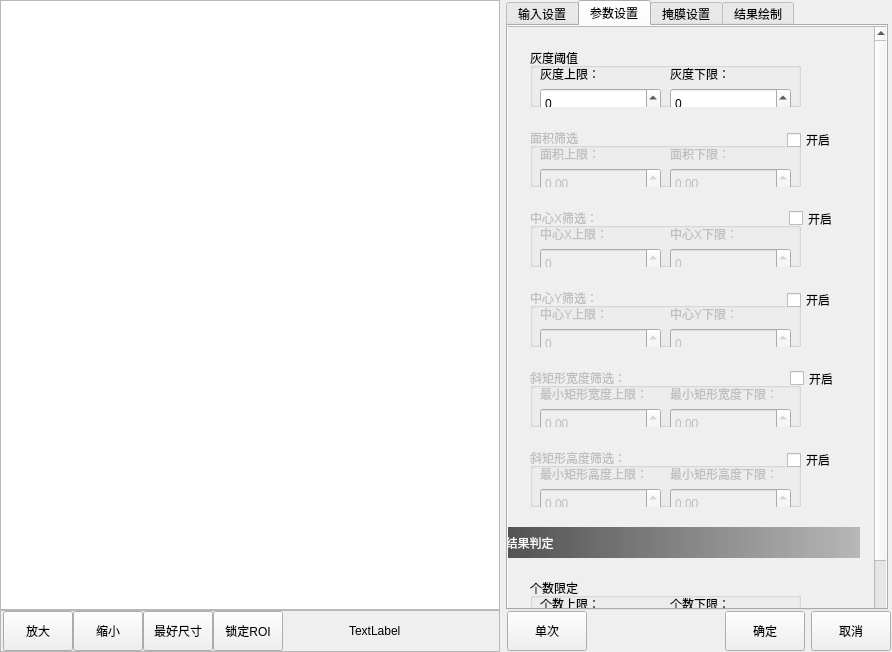
This is CMvVisionParamWidget/CMvVisionParamWidget/formFiles/CMvBlobRapidDetection.ui in OrangLBlue/QtUI_For_Work as Qt 5 draws it before an edit. The edited form follows.
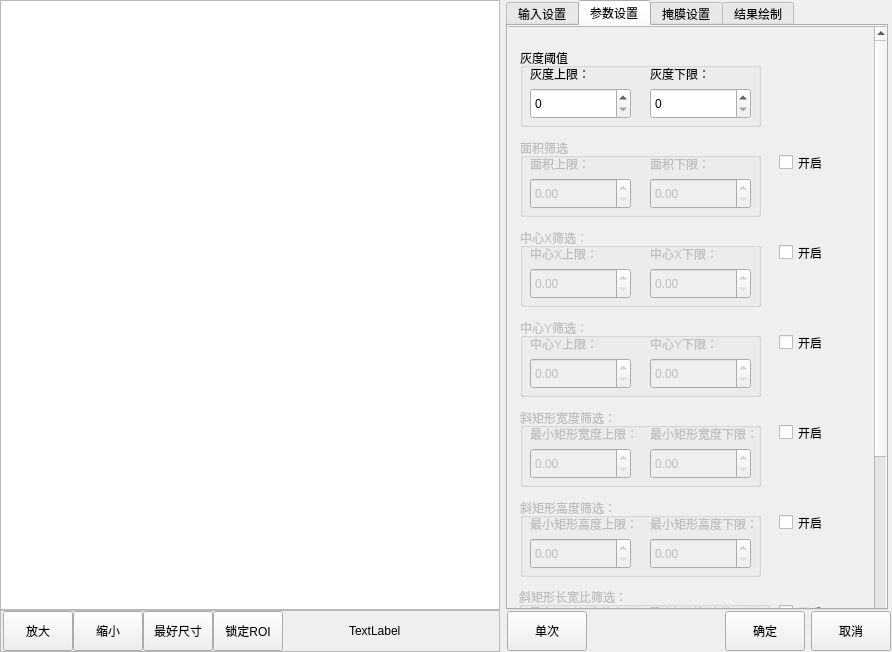
This is the edited form. The open tabs and pages were chosen to show the change.

Patch:
```diff
--- a/CMvVisionParamWidget/CMvVisionParamWidget/formFiles/CMvBlobRapidDetection.ui
+++ b/CMvVisionParamWidget/CMvVisionParamWidget/formFiles/CMvBlobRapidDetection.ui
@@ -210,7 +210,7 @@
         </size>
        </property>
        <property name="currentIndex">
-        <number>0</number>
+        <number>1</number>
        </property>
        <widget class="QWidget" name="tab">
         <attribute name="title">
@@ -315,6 +315,11 @@
            <string>正方形</string>
           </property>
          </item>
+         <item>
+          <property name="text">
+           <string>斜矩形</string>
+          </property>
+         </item>
          <item>
           <property name="text">
            <string>圆形</string>
@@ -482,66 +487,331 @@
           <property name="geometry">
            <rect>
             <x>0</x>
-            <y>-141</y>
+            <y>-126</y>
             <width>372</width>
-            <height>800</height>
+            <height>1000</height>
            </rect>
           </property>
           <property name="minimumSize">
            <size>
             <width>0</width>
-            <height>800</height>
+            <height>1000</height>
            </size>
           </property>
-          <widget class="QWidget" name="layoutWidget_4">
+          <widget class="QLabel" name="label_titleJudged_2">
+           <property name="geometry">
+            <rect>
+             <x>10</x>
+             <y>660</y>
+             <width>361</width>
+             <height>31</height>
+            </rect>
+           </property>
+           <property name="styleSheet">
+            <string notr="true">background-color: qlineargradient(spread:pad, x1:0, y1:0, x2:1, y2:0, stop:0 rgba(80, 80, 80, 255), stop:1 rgba(120, 120, 120, 120));
+color: rgb(255, 255, 255);</string>
+           </property>
+           <property name="text">
+            <string>  结果判定</string>
+           </property>
+           <property name="alignment">
+            <set>Qt::AlignLeading|Qt::AlignLeft|Qt::AlignVCenter</set>
+           </property>
+          </widget>
+          <widget class="QCheckBox" name="checkBox_lengthWidthRatio">
+           <property name="geometry">
+            <rect>
+             <x>280</x>
+             <y>570</y>
+             <width>101</width>
+             <height>31</height>
+            </rect>
+           </property>
+           <property name="text">
+            <string>开启</string>
+           </property>
+          </widget>
+          <widget class="QGroupBox" name="groupBox_lengthWidthRatio">
+           <property name="enabled">
+            <bool>false</bool>
+           </property>
            <property name="geometry">
             <rect>
              <x>20</x>
-             <y>170</y>
-             <width>330</width>
-             <height>81</height>
+             <y>560</y>
+             <width>251</width>
+             <height>79</height>
             </rect>
            </property>
-           <layout class="QHBoxLayout" name="horizontalLayout_7">
-            <item>
+           <property name="minimumSize">
+            <size>
+             <width>0</width>
+             <height>0</height>
+            </size>
+           </property>
+           <property name="title">
+            <string>斜矩形长宽比筛选：</string>
+           </property>
+           <widget class="QDoubleSpinBox" name="doubleSpinBox_maxLengthWidthRatio">
+            <property name="geometry">
+             <rect>
+              <x>10</x>
+              <y>40</y>
+              <width>101</width>
+              <height>31</height>
+             </rect>
+            </property>
+            <property name="maximum">
+             <double>100.000000000000000</double>
+            </property>
+           </widget>
+           <widget class="QDoubleSpinBox" name="doubleSpinBox_minLengthWidthRatio">
+            <property name="geometry">
+             <rect>
+              <x>130</x>
+              <y>40</y>
+              <width>101</width>
+              <height>31</height>
+             </rect>
+            </property>
+            <property name="maximum">
+             <double>100.000000000000000</double>
+            </property>
+           </widget>
+           <widget class="QLabel" name="label_maxLengthWidthRatio">
+            <property name="geometry">
+             <rect>
+              <x>10</x>
+              <y>10</y>
+              <width>121</width>
+              <height>31</height>
+             </rect>
+            </property>
+            <property name="text">
+             <string>最小矩形长宽比上限：</string>
+            </property>
+           </widget>
+           <widget class="QLabel" name="label_minLengthWidthRatio">
+            <property name="geometry">
+             <rect>
+              <x>130</x>
+              <y>10</y>
+              <width>121</width>
+              <height>31</height>
+             </rect>
+            </property>
+            <property name="text">
+             <string>最小矩形长宽比下限：</string>
+            </property>
+           </widget>
+          </widget>
+          <widget class="QGroupBox" name="groupBox_grayLevel">
+           <property name="geometry">
+            <rect>
+             <x>21</x>
+             <y>21</y>
+             <width>241</width>
+             <height>79</height>
+            </rect>
+           </property>
+           <property name="minimumSize">
+            <size>
+             <width>0</width>
+             <height>0</height>
+            </size>
+           </property>
+           <property name="maximumSize">
+            <size>
+             <width>271</width>
+             <height>16777215</height>
+            </size>
+           </property>
+           <property name="title">
+            <string>灰度阈值</string>
+           </property>
+           <widget class="QSpinBox" name="spinBox_grayLevelMax">
+            <property name="geometry">
+             <rect>
+              <x>10</x>
+              <y>40</y>
+              <width>101</width>
+              <height>31</height>
+             </rect>
+            </property>
+            <property name="maximum">
+             <number>255</number>
+            </property>
+           </widget>
+           <widget class="QSpinBox" name="spinBox_grayLevelMin">
+            <property name="geometry">
+             <rect>
+              <x>130</x>
+              <y>40</y>
+              <width>101</width>
+              <height>31</height>
+             </rect>
+            </property>
+            <property name="maximum">
+             <number>255</number>
+            </property>
+           </widget>
+           <widget class="QLabel" name="label_21">
+            <property name="geometry">
+             <rect>
+              <x>10</x>
+              <y>10</y>
+              <width>111</width>
+              <height>31</height>
+             </rect>
+            </property>
+            <property name="text">
+             <string>灰度上限：</string>
+            </property>
+           </widget>
+           <widget class="QLabel" name="label_22">
+            <property name="geometry">
+             <rect>
+              <x>130</x>
+              <y>10</y>
+              <width>111</width>
+              <height>31</height>
+             </rect>
+            </property>
+            <property name="text">
+             <string>灰度下限：</string>
+            </property>
+           </widget>
+          </widget>
+          <widget class="QGroupBox" name="groupBox_area">
+           <property name="enabled">
+            <bool>false</bool>
+           </property>
+           <property name="geometry">
+            <rect>
+             <x>21</x>
+             <y>111</y>
+             <width>241</width>
+             <height>79</height>
+            </rect>
+           </property>
+           <property name="minimumSize">
+            <size>
+             <width>0</width>
+             <height>0</height>
+            </size>
+           </property>
+           <property name="title">
+            <string>面积筛选</string>
+           </property>
+           <property name="checkable">
+            <bool>false</bool>
+           </property>
+           <widget class="QDoubleSpinBox" name="doubleSpinBox_areaMax">
+            <property name="geometry">
+             <rect>
+              <x>10</x>
+              <y>40</y>
+              <width>101</width>
+              <height>31</height>
+             </rect>
+            </property>
+            <property name="maximum">
+             <double>50000000.000000000000000</double>
+            </property>
+           </widget>
+           <widget class="QDoubleSpinBox" name="doubleSpinBox_areaMin">
+            <property name="geometry">
+             <rect>
+              <x>130</x>
+              <y>40</y>
+              <width>101</width>
+              <height>31</height>
+             </rect>
+            </property>
+            <property name="maximum">
+             <double>50000000.000000000000000</double>
+            </property>
+           </widget>
+           <widget class="QLabel" name="label_23">
+            <property name="geometry">
+             <rect>
+              <x>10</x>
+              <y>10</y>
+              <width>111</width>
+              <height>31</height>
+             </rect>
+            </property>
+            <property name="text">
+             <string>面积上限：</string>
+            </property>
+           </widget>
+           <widget class="QLabel" name="label_24">
+            <property name="geometry">
+             <rect>
+              <x>130</x>
+              <y>10</y>
+              <width>111</width>
+              <height>31</height>
+             </rect>
+            </property>
+            <property name="text">
+             <string>面积下限：</string>
+            </property>
+           </widget>
+          </widget>
+          <widget class="QCheckBox" name="checkBox_area">
+           <property name="geometry">
+            <rect>
+             <x>280</x>
+             <y>120</y>
+             <width>101</width>
+             <height>31</height>
+            </rect>
+           </property>
+           <property name="text">
+            <string>开启</string>
+           </property>
+          </widget>
              <widget class="QGroupBox" name="groupBox_centerX">
               <property name="enabled">
                <bool>false</bool>
               </property>
+           <property name="geometry">
+            <rect>
+             <x>21</x>
+             <y>201</y>
+             <width>241</width>
+             <height>79</height>
+            </rect>
+           </property>
               <property name="minimumSize">
                <size>
-                <width>271</width>
+             <width>0</width>
                 <height>0</height>
                </size>
               </property>
               <property name="title">
                <string>中心X筛选：</string>
               </property>
-              <widget class="QSpinBox" name="spinBox_centerXMax">
+           <widget class="QDoubleSpinBox" name="doubleSpinBox_centerXMax">
                <property name="geometry">
                 <rect>
                  <x>10</x>
                  <y>40</y>
-                 <width>121</width>
+              <width>101</width>
                  <height>31</height>
                 </rect>
                </property>
-               <property name="maximum">
-                <number>999999</number>
-               </property>
-              </widget>
-              <widget class="QSpinBox" name="spinBox_centerXMin">
+           </widget>
+           <widget class="QDoubleSpinBox" name="doubleSpinBox_centerXMin">
                <property name="geometry">
                 <rect>
-                 <x>140</x>
+              <x>130</x>
                  <y>40</y>
-                 <width>121</width>
+              <width>101</width>
                  <height>31</height>
                 </rect>
                </property>
-               <property name="maximum">
-                <number>999999</number>
-               </property>
               </widget>
               <widget class="QLabel" name="label_7">
                <property name="geometry">
@@ -559,7 +829,7 @@
               <widget class="QLabel" name="label_8">
                <property name="geometry">
                 <rect>
-                 <x>140</x>
+              <x>130</x>
                  <y>10</y>
                  <width>111</width>
                  <height>31</height>
@@ -570,11 +840,15 @@
                </property>
               </widget>
              </widget>
-            </item>
-            <item>
-             <layout class="QVBoxLayout" name="verticalLayout_7">
-              <item>
                <widget class="QCheckBox" name="checkBox_centerX">
+           <property name="geometry">
+            <rect>
+             <x>280</x>
+             <y>210</y>
+             <width>101</width>
+             <height>31</height>
+            </rect>
+           </property>
                 <property name="minimumSize">
                  <size>
                   <width>49</width>
@@ -585,42 +859,21 @@
                  <string>开启</string>
                 </property>
                </widget>
-              </item>
-              <item>
-               <spacer name="verticalSpacer_3">
-                <property name="orientation">
-                 <enum>Qt::Vertical</enum>
-                </property>
-                <property name="sizeHint" stdset="0">
-                 <size>
-                  <width>20</width>
-                  <height>40</height>
-                 </size>
-                </property>
-               </spacer>
-              </item>
-             </layout>
-            </item>
-           </layout>
-          </widget>
-          <widget class="QWidget" name="layoutWidget_7">
-           <property name="geometry">
-            <rect>
-             <x>20</x>
-             <y>330</y>
-             <width>331</width>
-             <height>81</height>
-            </rect>
-           </property>
-           <layout class="QHBoxLayout" name="horizontalLayout_8">
-            <item>
              <widget class="QGroupBox" name="groupBox_rectangleWidth">
               <property name="enabled">
                <bool>false</bool>
               </property>
+           <property name="geometry">
+            <rect>
+             <x>21</x>
+             <y>381</y>
+             <width>241</width>
+             <height>79</height>
+            </rect>
+           </property>
               <property name="minimumSize">
                <size>
-                <width>271</width>
+             <width>0</width>
                 <height>0</height>
                </size>
               </property>
@@ -632,7 +885,7 @@
                 <rect>
                  <x>10</x>
                  <y>40</y>
-                 <width>121</width>
+              <width>101</width>
                  <height>31</height>
                 </rect>
                </property>
@@ -643,9 +896,9 @@
               <widget class="QDoubleSpinBox" name="doubleSpinBox_rectangleMinWidth">
                <property name="geometry">
                 <rect>
-                 <x>140</x>
+              <x>130</x>
                  <y>40</y>
-                 <width>121</width>
+              <width>101</width>
                  <height>31</height>
                 </rect>
                </property>
@@ -669,7 +922,7 @@
               <widget class="QLabel" name="label_12">
                <property name="geometry">
                 <rect>
-                 <x>140</x>
+              <x>130</x>
                  <y>10</y>
                  <width>111</width>
                  <height>31</height>
@@ -680,11 +933,15 @@
                </property>
               </widget>
              </widget>
-            </item>
-            <item>
-             <layout class="QVBoxLayout" name="verticalLayout_5">
-              <item>
                <widget class="QCheckBox" name="checkBox_rectangleWidth">
+           <property name="geometry">
+            <rect>
+             <x>280</x>
+             <y>390</y>
+             <width>101</width>
+             <height>31</height>
+            </rect>
+           </property>
                 <property name="minimumSize">
                  <size>
                   <width>49</width>
@@ -695,42 +952,21 @@
                  <string>开启</string>
                 </property>
                </widget>
-              </item>
-              <item>
-               <spacer name="verticalSpacer_5">
-                <property name="orientation">
-                 <enum>Qt::Vertical</enum>
-                </property>
-                <property name="sizeHint" stdset="0">
-                 <size>
-                  <width>20</width>
-                  <height>40</height>
-                 </size>
-                </property>
-               </spacer>
-              </item>
-             </layout>
-            </item>
-           </layout>
-          </widget>
-          <widget class="QWidget" name="layoutWidget_6">
-           <property name="geometry">
-            <rect>
-             <x>20</x>
-             <y>410</y>
-             <width>328</width>
-             <height>81</height>
-            </rect>
-           </property>
-           <layout class="QHBoxLayout" name="horizontalLayout_6">
-            <item>
              <widget class="QGroupBox" name="groupBox_rectangleHight">
               <property name="enabled">
                <bool>false</bool>
               </property>
+           <property name="geometry">
+            <rect>
+             <x>21</x>
+             <y>471</y>
+             <width>241</width>
+             <height>79</height>
+            </rect>
+           </property>
               <property name="minimumSize">
                <size>
-                <width>271</width>
+             <width>0</width>
                 <height>0</height>
                </size>
               </property>
@@ -742,7 +978,7 @@
                 <rect>
                  <x>10</x>
                  <y>40</y>
-                 <width>121</width>
+              <width>101</width>
                  <height>31</height>
                 </rect>
                </property>
@@ -753,9 +989,9 @@
               <widget class="QDoubleSpinBox" name="doubleSpinBox_rectangleMinHight">
                <property name="geometry">
                 <rect>
-                 <x>140</x>
+              <x>130</x>
                  <y>40</y>
-                 <width>121</width>
+              <width>101</width>
                  <height>31</height>
                 </rect>
                </property>
@@ -779,7 +1015,7 @@
               <widget class="QLabel" name="label_16">
                <property name="geometry">
                 <rect>
-                 <x>140</x>
+              <x>130</x>
                  <y>10</y>
                  <width>111</width>
                  <height>31</height>
@@ -790,48 +1026,112 @@
                </property>
               </widget>
              </widget>
-            </item>
-            <item>
-             <layout class="QVBoxLayout" name="verticalLayout_4">
-              <item>
                <widget class="QCheckBox" name="checkBox_rectangleHight">
+           <property name="geometry">
+            <rect>
+             <x>280</x>
+             <y>480</y>
+             <width>101</width>
+             <height>31</height>
+            </rect>
+           </property>
                 <property name="text">
                  <string>开启</string>
                 </property>
                </widget>
-              </item>
-              <item>
-               <spacer name="verticalSpacer_6">
-                <property name="orientation">
-                 <enum>Qt::Vertical</enum>
-                </property>
-                <property name="sizeHint" stdset="0">
+          <widget class="QGroupBox" name="groupBox_centerY">
+           <property name="enabled">
+            <bool>false</bool>
+           </property>
+           <property name="geometry">
+            <rect>
+             <x>21</x>
+             <y>291</y>
+             <width>241</width>
+             <height>79</height>
+            </rect>
+           </property>
+           <property name="minimumSize">
                  <size>
-                  <width>20</width>
-                  <height>40</height>
-                 </size>
-                </property>
-               </spacer>
-              </item>
-             </layout>
-            </item>
-           </layout>
-          </widget>
-          <widget class="QWidget" name="layoutWidget_5">
+             <width>0</width>
+             <height>0</height>
+            </size>
+           </property>
+           <property name="title">
+            <string>中心Y筛选：</string>
+           </property>
+           <widget class="QDoubleSpinBox" name="doubleSpinBox_centerYMax">
+            <property name="geometry">
+             <rect>
+              <x>10</x>
+              <y>40</y>
+              <width>101</width>
+              <height>31</height>
+             </rect>
+            </property>
+           </widget>
+           <widget class="QDoubleSpinBox" name="doubleSpinBox_centerYMin">
            <property name="geometry">
             <rect>
-             <x>20</x>
-             <y>540</y>
-             <width>328</width>
-             <height>81</height>
-            </rect>
-           </property>
-           <layout class="QHBoxLayout" name="horizontalLayout_11">
-            <item>
+              <x>130</x>
+              <y>40</y>
+              <width>101</width>
+              <height>31</height>
+             </rect>
+            </property>
+           </widget>
+           <widget class="QLabel" name="label_9">
+            <property name="geometry">
+             <rect>
+              <x>10</x>
+              <y>10</y>
+              <width>111</width>
+              <height>31</height>
+             </rect>
+            </property>
+            <property name="text">
+             <string>中心Y上限：</string>
+            </property>
+           </widget>
+           <widget class="QLabel" name="label_10">
+            <property name="geometry">
+             <rect>
+              <x>130</x>
+              <y>10</y>
+              <width>111</width>
+              <height>31</height>
+             </rect>
+            </property>
+            <property name="text">
+             <string>中心Y下限：</string>
+            </property>
+           </widget>
+          </widget>
+          <widget class="QCheckBox" name="checkBox_centerY">
+           <property name="geometry">
+            <rect>
+             <x>280</x>
+             <y>300</y>
+             <width>101</width>
+             <height>31</height>
+            </rect>
+           </property>
+           <property name="text">
+            <string>开启</string>
+           </property>
+          </widget>
              <widget class="QGroupBox" name="groupBox_9">
+           <property name="geometry">
+            <rect>
+             <x>20</x>
+             <y>710</y>
+             <width>241</width>
+             <height>79</height>
+            </rect>
+           </property>
               <property name="minimumSize">
                <size>
-                <width>271</width>
+             <width>0</width>
                 <height>0</height>
                </size>
               </property>
@@ -849,7 +1149,7 @@
                 <rect>
                  <x>10</x>
                  <y>40</y>
-                 <width>121</width>
+              <width>101</width>
                  <height>31</height>
                 </rect>
                </property>
@@ -860,9 +1160,9 @@
               <widget class="QSpinBox" name="spinBox_numberMin">
                <property name="geometry">
                 <rect>
-                 <x>140</x>
+              <x>130</x>
                  <y>40</y>
-                 <width>121</width>
+              <width>101</width>
                  <height>31</height>
                 </rect>
                </property>
@@ -886,7 +1186,7 @@
               <widget class="QLabel" name="label_18">
                <property name="geometry">
                 <rect>
-                 <x>140</x>
+              <x>130</x>
                  <y>10</y>
                  <width>111</width>
                  <height>31</height>
@@ -897,41 +1197,18 @@
                </property>
               </widget>
              </widget>
-            </item>
-            <item>
-             <layout class="QVBoxLayout" name="verticalLayout_11">
-              <item>
-               <spacer name="horizontalSpacer_4">
-                <property name="orientation">
-                 <enum>Qt::Horizontal</enum>
-                </property>
-                <property name="sizeHint" stdset="0">
-                 <size>
-                  <width>40</width>
-                  <height>20</height>
-                 </size>
-                </property>
-               </spacer>
-              </item>
-             </layout>
-            </item>
-           </layout>
-          </widget>
-          <widget class="QWidget" name="layoutWidget_8">
-           <property name="geometry">
-            <rect>
-             <x>20</x>
-             <y>620</y>
-             <width>328</width>
-             <height>81</height>
-            </rect>
-           </property>
-           <layout class="QHBoxLayout" name="horizontalLayout_12">
-            <item>
              <widget class="QGroupBox" name="groupBox_10">
+           <property name="geometry">
+            <rect>
+             <x>20</x>
+             <y>800</y>
+             <width>241</width>
+             <height>79</height>
+            </rect>
+           </property>
               <property name="minimumSize">
                <size>
-                <width>271</width>
+             <width>0</width>
                 <height>0</height>
                </size>
               </property>
@@ -943,7 +1220,7 @@
                 <rect>
                  <x>10</x>
                  <y>40</y>
-                 <width>121</width>
+              <width>101</width>
                  <height>31</height>
                 </rect>
                </property>
@@ -954,9 +1231,9 @@
               <widget class="QSpinBox" name="spinBox_grossAreaMin">
                <property name="geometry">
                 <rect>
-                 <x>140</x>
+              <x>130</x>
                  <y>40</y>
-                 <width>121</width>
+              <width>101</width>
                  <height>31</height>
                 </rect>
                </property>
@@ -980,7 +1257,7 @@
               <widget class="QLabel" name="label_20">
                <property name="geometry">
                 <rect>
-                 <x>140</x>
+              <x>130</x>
                  <y>10</y>
                  <width>111</width>
                  <height>31</height>
@@ -990,357 +1267,6 @@
                 <string>总面积下限：</string>
                </property>
               </widget>
-             </widget>
-            </item>
-            <item>
-             <layout class="QVBoxLayout" name="verticalLayout_12">
-              <item>
-               <spacer name="horizontalSpacer_5">
-                <property name="orientation">
-                 <enum>Qt::Horizontal</enum>
-                </property>
-                <property name="sizeHint" stdset="0">
-                 <size>
-                  <width>40</width>
-                  <height>20</height>
-                 </size>
-                </property>
-               </spacer>
-              </item>
-             </layout>
-            </item>
-           </layout>
-          </widget>
-          <widget class="QWidget" name="layoutWidget_3">
-           <property name="geometry">
-            <rect>
-             <x>20</x>
-             <y>250</y>
-             <width>328</width>
-             <height>81</height>
-            </rect>
-           </property>
-           <layout class="QHBoxLayout" name="horizontalLayout_9">
-            <item>
-             <widget class="QGroupBox" name="groupBox_centerY">
-              <property name="enabled">
-               <bool>false</bool>
-              </property>
-              <property name="minimumSize">
-               <size>
-                <width>271</width>
-                <height>0</height>
-               </size>
-              </property>
-              <property name="title">
-               <string>中心Y筛选：</string>
-              </property>
-              <widget class="QSpinBox" name="spinBox_centerYMax">
-               <property name="geometry">
-                <rect>
-                 <x>10</x>
-                 <y>40</y>
-                 <width>121</width>
-                 <height>31</height>
-                </rect>
-               </property>
-               <property name="maximum">
-                <number>999999</number>
-               </property>
-              </widget>
-              <widget class="QSpinBox" name="spinBox_centerYMin">
-               <property name="geometry">
-                <rect>
-                 <x>140</x>
-                 <y>40</y>
-                 <width>121</width>
-                 <height>31</height>
-                </rect>
-               </property>
-               <property name="maximum">
-                <number>999999</number>
-               </property>
-              </widget>
-              <widget class="QLabel" name="label_9">
-               <property name="geometry">
-                <rect>
-                 <x>10</x>
-                 <y>10</y>
-                 <width>111</width>
-                 <height>31</height>
-                </rect>
-               </property>
-               <property name="text">
-                <string>中心Y上限：</string>
-               </property>
-              </widget>
-              <widget class="QLabel" name="label_10">
-               <property name="geometry">
-                <rect>
-                 <x>140</x>
-                 <y>10</y>
-                 <width>111</width>
-                 <height>31</height>
-                </rect>
-               </property>
-               <property name="text">
-                <string>中心Y下限：</string>
-               </property>
-              </widget>
-             </widget>
-            </item>
-            <item>
-             <layout class="QVBoxLayout" name="verticalLayout_6">
-              <item>
-               <widget class="QCheckBox" name="checkBox_centerY">
-                <property name="text">
-                 <string>开启</string>
-                </property>
-               </widget>
-              </item>
-              <item>
-               <spacer name="verticalSpacer_4">
-                <property name="orientation">
-                 <enum>Qt::Vertical</enum>
-                </property>
-                <property name="sizeHint" stdset="0">
-                 <size>
-                  <width>20</width>
-                  <height>40</height>
-                 </size>
-                </property>
-               </spacer>
-              </item>
-             </layout>
-            </item>
-           </layout>
-          </widget>
-          <widget class="QWidget" name="layoutWidget_10">
-           <property name="geometry">
-            <rect>
-             <x>20</x>
-             <y>90</y>
-             <width>328</width>
-             <height>81</height>
-            </rect>
-           </property>
-           <layout class="QHBoxLayout" name="horizontalLayout_14">
-            <item>
-             <widget class="QGroupBox" name="groupBox_area">
-              <property name="enabled">
-               <bool>false</bool>
-              </property>
-              <property name="minimumSize">
-               <size>
-                <width>271</width>
-                <height>0</height>
-               </size>
-              </property>
-              <property name="title">
-               <string>面积筛选</string>
-              </property>
-              <property name="checkable">
-               <bool>false</bool>
-              </property>
-              <widget class="QDoubleSpinBox" name="doubleSpinBox_areaMax">
-               <property name="geometry">
-                <rect>
-                 <x>10</x>
-                 <y>40</y>
-                 <width>121</width>
-                 <height>31</height>
-                </rect>
-               </property>
-               <property name="maximum">
-                <double>50000000.000000000000000</double>
-               </property>
-              </widget>
-              <widget class="QDoubleSpinBox" name="doubleSpinBox_areaMin">
-               <property name="geometry">
-                <rect>
-                 <x>140</x>
-                 <y>40</y>
-                 <width>121</width>
-                 <height>31</height>
-                </rect>
-               </property>
-               <property name="maximum">
-                <double>50000000.000000000000000</double>
-               </property>
-              </widget>
-              <widget class="QLabel" name="label_23">
-               <property name="geometry">
-                <rect>
-                 <x>10</x>
-                 <y>10</y>
-                 <width>111</width>
-                 <height>31</height>
-                </rect>
-               </property>
-               <property name="text">
-                <string>面积上限：</string>
-               </property>
-              </widget>
-              <widget class="QLabel" name="label_24">
-               <property name="geometry">
-                <rect>
-                 <x>140</x>
-                 <y>10</y>
-                 <width>111</width>
-                 <height>31</height>
-                </rect>
-               </property>
-               <property name="text">
-                <string>面积下限：</string>
-               </property>
-              </widget>
-             </widget>
-            </item>
-            <item>
-             <layout class="QVBoxLayout" name="verticalLayout_14">
-              <item>
-               <widget class="QCheckBox" name="checkBox_area">
-                <property name="text">
-                 <string>开启</string>
-                </property>
-               </widget>
-              </item>
-              <item>
-               <spacer name="verticalSpacer_11">
-                <property name="orientation">
-                 <enum>Qt::Vertical</enum>
-                </property>
-                <property name="sizeHint" stdset="0">
-                 <size>
-                  <width>20</width>
-                  <height>40</height>
-                 </size>
-                </property>
-               </spacer>
-              </item>
-             </layout>
-            </item>
-           </layout>
-          </widget>
-          <widget class="QWidget" name="layoutWidget_9">
-           <property name="geometry">
-            <rect>
-             <x>20</x>
-             <y>10</y>
-             <width>328</width>
-             <height>81</height>
-            </rect>
-           </property>
-           <layout class="QHBoxLayout" name="horizontalLayout_13">
-            <item>
-             <widget class="QGroupBox" name="groupBox_grayLevel">
-              <property name="minimumSize">
-               <size>
-                <width>271</width>
-                <height>0</height>
-               </size>
-              </property>
-              <property name="maximumSize">
-               <size>
-                <width>271</width>
-                <height>16777215</height>
-               </size>
-              </property>
-              <property name="title">
-               <string>灰度阈值</string>
-              </property>
-              <widget class="QSpinBox" name="spinBox_grayLevelMax">
-               <property name="geometry">
-                <rect>
-                 <x>10</x>
-                 <y>40</y>
-                 <width>121</width>
-                 <height>31</height>
-                </rect>
-               </property>
-               <property name="maximum">
-                <number>255</number>
-               </property>
-              </widget>
-              <widget class="QSpinBox" name="spinBox_grayLevelMin">
-               <property name="geometry">
-                <rect>
-                 <x>140</x>
-                 <y>40</y>
-                 <width>121</width>
-                 <height>31</height>
-                </rect>
-               </property>
-               <property name="maximum">
-                <number>255</number>
-               </property>
-              </widget>
-              <widget class="QLabel" name="label_21">
-               <property name="geometry">
-                <rect>
-                 <x>10</x>
-                 <y>10</y>
-                 <width>111</width>
-                 <height>31</height>
-                </rect>
-               </property>
-               <property name="text">
-                <string>灰度上限：</string>
-               </property>
-              </widget>
-              <widget class="QLabel" name="label_22">
-               <property name="geometry">
-                <rect>
-                 <x>140</x>
-                 <y>10</y>
-                 <width>111</width>
-                 <height>31</height>
-                </rect>
-               </property>
-               <property name="text">
-                <string>灰度下限：</string>
-               </property>
-              </widget>
-             </widget>
-            </item>
-            <item>
-             <layout class="QVBoxLayout" name="verticalLayout_13">
-              <item>
-               <spacer name="horizontalSpacer_3">
-                <property name="orientation">
-                 <enum>Qt::Horizontal</enum>
-                </property>
-                <property name="sizeHint" stdset="0">
-                 <size>
-                  <width>40</width>
-                  <height>20</height>
-                 </size>
-                </property>
-               </spacer>
-              </item>
-             </layout>
-            </item>
-           </layout>
-          </widget>
-          <widget class="QLabel" name="label_titleJudged_2">
-           <property name="geometry">
-            <rect>
-             <x>0</x>
-             <y>500</y>
-             <width>361</width>
-             <height>31</height>
-            </rect>
-           </property>
-           <property name="styleSheet">
-            <string notr="true">background-color: qlineargradient(spread:pad, x1:0, y1:0, x2:1, y2:0, stop:0 rgba(80, 80, 80, 255), stop:1 rgba(120, 120, 120, 120));
-color: rgb(255, 255, 255);</string>
-           </property>
-           <property name="text">
-            <string>  结果判定</string>
-           </property>
-           <property name="alignment">
-            <set>Qt::AlignLeading|Qt::AlignLeft|Qt::AlignVCenter</set>
-           </property>
           </widget>
          </widget>
         </widget>
```
Lines whose indentation alone changed are shown as unchanged.
